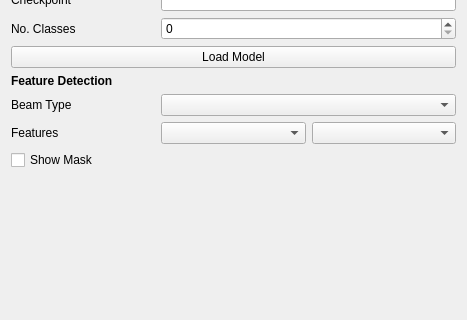
The window that fibsem/ui/qtdesigner_files/FibsemDetectionWidget.ui (DeMarcoLab/fibsem) describes before a commit, drawn with Qt 5; both pictures show x 0 to 467 and y 95 to 415 of the 467 by 646 pixel window.
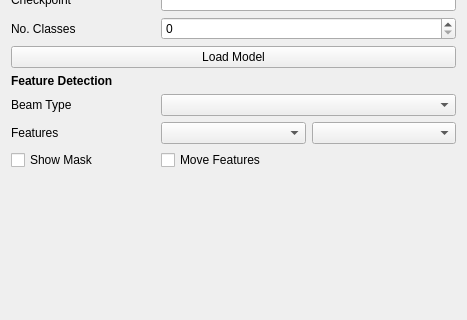
The same window after the commit.

Commit message: updated move features

The edit to the form file:
```diff
--- a/fibsem/ui/qtdesigner_files/FibsemDetectionWidget.ui
+++ b/fibsem/ui/qtdesigner_files/FibsemDetectionWidget.ui
@@ -176,6 +176,13 @@
    <item row="11" column="1" colspan="2">
     <widget class="QComboBox" name="comboBox_beam_type"/>
    </item>
+   <item row="13" column="1">
+    <widget class="QCheckBox" name="checkBox_move_features">
+     <property name="text">
+      <string>Move Features</string>
+     </property>
+    </widget>
+   </item>
   </layout>
  </widget>
  <resources/>
```
The commit also changes 3 other files.
